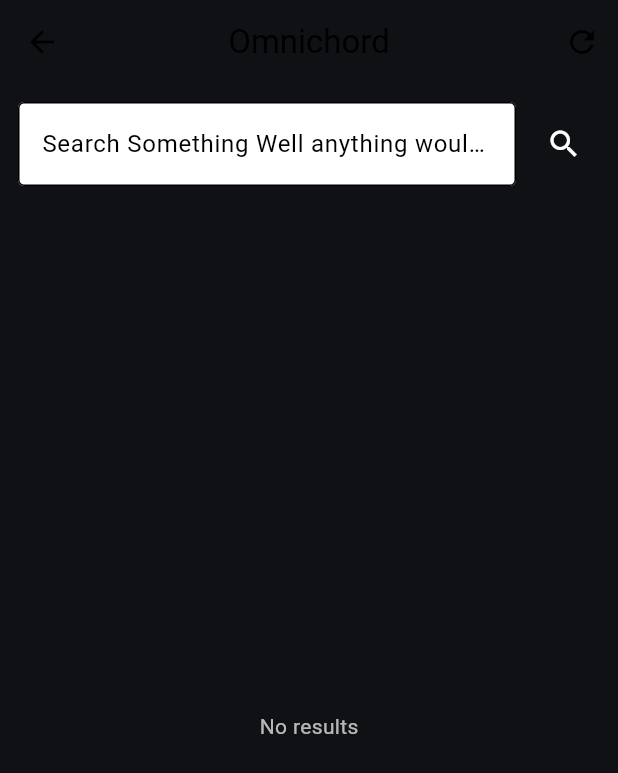
After one commit to Sahar3ha/Omnichord, a Flutter app: the SearchpageView screen opened by its route, after a tap on the "refresh" icon, on a phone screen of 412 x 824 dp. The commit adds this screen. Shown: the top 773 px of the screen. Run offline on Flutter 3.47's test engine with Material 3 defaults, Android fonts, the phone set to English and light mode, and no system bars; our stand-ins replace cached_network_image, dio, flutter_riverpod, just_audio, just_audio_background; network calls fail.

Commit message:
Main page demo

```diff
--- a/lib/config/routes/app_routes.dart
+++ b/lib/config/routes/app_routes.dart
@@ -1,12 +1,14 @@
+import 'package:omnichord/features/auth/presentation/view/searchpage_view.dart';
 import 'package:omnichord/features/auth/presentation/view/splashscreen_view.dart';
 
 class AppRoutes {
   AppRoutes._();
   static const String splashscreenRoute = '/SlashscreenView';
-
+  static const String homeRoute = '/SearchPageView';
   static getApplicaton(){
     return {
       splashscreenRoute: (context) => const SplashscreenView(),
+      homeRoute: (context) => const SearchpageView(),
     };
   }
 }
--- /dev/null
+++ b/lib/features/auth/presentation/view/searchpage_view.dart
@@ -0,0 +1,150 @@
+import 'package:cached_network_image/cached_network_image.dart';
+import 'package:dio/dio.dart';
+import 'package:flutter/material.dart';
+import 'package:flutter_riverpod/flutter_riverpod.dart';
+import 'package:flutter_riverpod/legacy.dart';
+import 'package:just_audio/just_audio.dart';
+
+
+final dioProvider = Provider((ref) => Dio());
+final hostProvider = StateProvider<String?>((ref) => null);
+final searchResultsProvider = StateProvider<List<Map<String, dynamic>>>((ref) => []);
+final playerProvider = Provider((ref) => AudioPlayer());
+
+class SearchpageView extends ConsumerStatefulWidget {
+    const SearchpageView({super.key});
+
+    @override
+    ConsumerState<SearchpageView> createState() => _SearchpageViewState();
+}
+
+class _SearchpageViewState extends ConsumerState<SearchpageView> {
+    final search =  TextEditingController();
+    bool isLoading = false;
+
+    @override
+    void initState() {
+        super.initState();
+        _pickHost();
+    }
+
+    Future<void> _pickHost()async{
+        setState(() =>isLoading  = true);
+        try {
+            final dio = ref.read(dioProvider);
+            final res = await dio.get('https://api.audius.co');
+            // many hosts returned; try to pick first string or object
+            final data = res.data;
+            String? host;
+            if (data is Map && data['data'] is List && data['data'].isNotEmpty) {
+            host = data['data'][0].toString();
+            } else if (data is List && data.isNotEmpty) {
+                host = data[0].toString();
+            }
+            if (host != null) {
+                ref.read(hostProvider.notifier).state = host;
+            }
+            } catch (e) {
+            // ignore; host null handled later
+            }
+            setState(() => isLoading = false);
+    }
+    Future<void> _search(String q)async{
+        final host = ref.read(hostProvider);
+        if(host == null){
+            ScaffoldMessenger.of(context).showSnackBar(const SnackBar(content: Text("No Host Available")));
+            return;
+        }
+        final dio = ref.read(dioProvider);
+        final uri = Uri.parse('$host/v1/tracks').replace(queryParameters: {'query' : q,'Omnichord':'audius_mini_starter'}).toString();
+        final res = await dio.get(uri);
+        final items = (res.data['data'] as List<dynamic>?) ?? (res.data['collection'] as List<dynamic>?) ??[];
+        ref.read(searchResultsProvider.notifier).state = items.cast<Map<String, dynamic>>();
+    }
+    @override
+    Widget build(BuildContext context) {
+        final host = ref.watch(hostProvider);
+        final results = ref.watch(searchResultsProvider);
+        final player = ref.watch(playerProvider);
+        return Scaffold(
+            appBar: AppBar(
+                title: const Text('Omnichord'),
+                centerTitle: true,
+                actions: [
+                    IconButton(
+                        icon: isLoading ? const CircularProgressIndicator.adaptive(): const Icon(Icons.refresh),
+                        onPressed: _pickHost,
+                    )
+                ],
+            ),
+            body: Column(
+                children: [
+                    Padding(
+                        padding: const EdgeInsets.all(12.0),
+                        child: Row(
+                            children: [
+                                Expanded(
+                                    child: TextField(
+                                    controller: search,
+                                    decoration: const InputDecoration(
+                                        hintText: "Search Something Well anything would do",
+                                        filled: true,
+                                        border: OutlineInputBorder(),
+                                    ),
+                                    onSubmitted: (value) => _search(value),
+                                ),
+                             ),
+                             const SizedBox(width: 8),
+                                IconButton(
+                                    icon: const Icon(Icons.search),
+                                    onPressed: () => _search(search.text),
+                                ),
+                            ],
+                        )
+                        ),
+                        if (host != null)
+                    Padding(padding: const EdgeInsets.symmetric(horizontal: 12), child: Row(children: [const Icon(Icons.cloud), const SizedBox(width: 6), Expanded(child: Text('Host: \$host', style: const TextStyle(fontSize: 12)))])),
+                    const SizedBox(height: 8),
+                    Expanded(
+                    child: results.isEmpty
+                    ? const Center(child: Text('No results', style: TextStyle(color: Colors.white70)))
+                    : ListView.builder(
+                    itemCount: results.length,
+                    itemBuilder: (context, idx) {
+                    final item = results[idx];
+                    final title = item['title'] ?? item['name'] ?? 'Unknown';
+                    final artist = (item['user']?['name'] ?? item['artist'] ?? 'Unknown').toString();
+                    final artwork = item['artwork'] ?? item['cover'] ?? item['coverArt'] ?? item['artwork_url'];
+                    final trackId = (item['id'] ?? item['track_id'] ?? item['trackId']).toString();
+
+
+                    return ListTile(
+                    leading: artwork != null
+                    ? CachedNetworkImage(imageUrl: artwork.toString(), width: 56, height: 56, fit: BoxFit.cover)
+                    : Container(width: 56, height: 56, color: Colors.grey.shade800),
+                    title: Text(title, style: const TextStyle(fontWeight: FontWeight.w600)),
+                    subtitle: Text(artist),
+                    trailing: IconButton(
+                    icon: const Icon(Icons.play_arrow),
+                    onPressed: () async {
+                    final host = ref.read(hostProvider)!;
+                    final streamUrl = '$host/v1/tracks/$trackId/stream';
+                    try {
+                    await player.setUrl(streamUrl);
+                    player.play();
+                    } catch (e) {
+                    ScaffoldMessenger.of(context).showSnackBar(const SnackBar(content: Text('Failed to play')));
+                    }
+                    },
+                    ),
+                    );
+                    },
+                    ),
+                    ),
+
+                ],
+            ),
+        );
+    }
+
+}
```
Also changed, not shown: lib/app.dart (+12 -2 lines), pubspec.lock, 3 other files.
